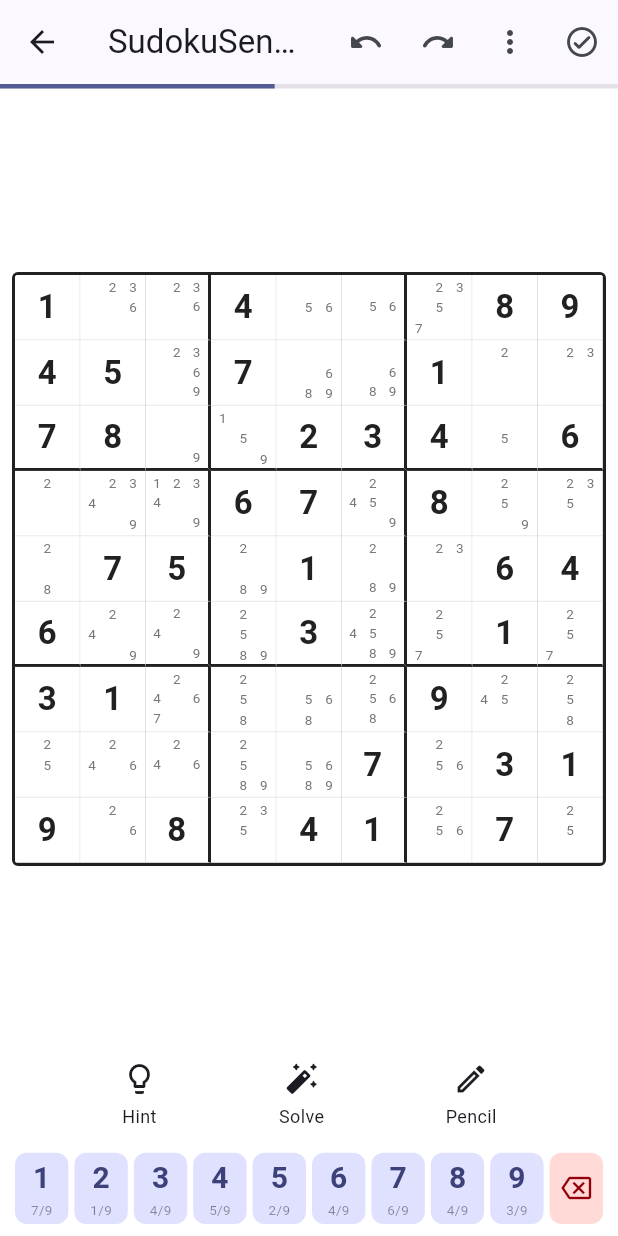
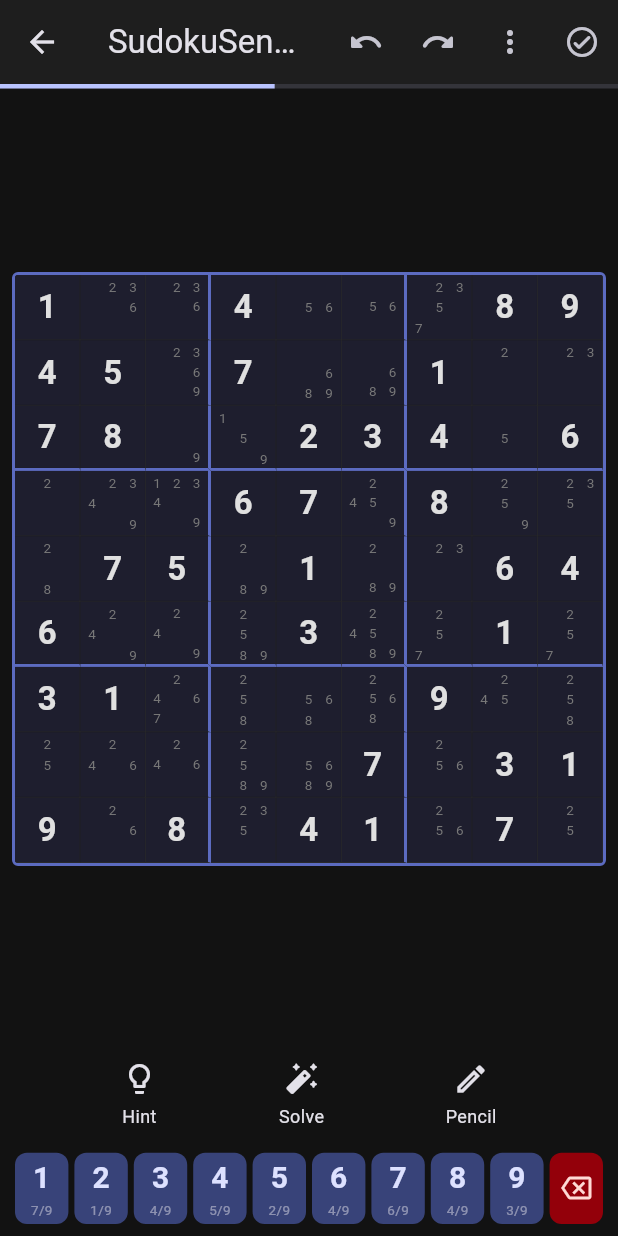
Before and after one commit to MoneyMinders/SudokuSense, a Flutter app: the screen it shows after launch, after a tap on "Random Puzzle", on a phone screen of 412 x 824 dp. Run offline on Flutter 3.47's test engine with Material 3 defaults, Android fonts, the phone set to English and light mode, and no system bars; our stand-ins replace image_picker; missing offline and left inert: google_mlkit_text_recognition.

Commit message:
style: Switch to dark-mode-only with pastel indigo accents
- App theme: dark Material 3 with #9FA8DA seed color
- Grid: dark cells (#1E1E2E), soft indigo box borders (#5C6BC0)
- Text: light gray clues (#E0E0E0), pastel indigo user values (#9FA8DA)
- Difficulty badges: pastel green/amber/orange/red/purple
- HTML mockups regenerated with full dark theme
- Premium, modern aesthetic throughout

Co-Authored-By: Claude Opus 4.6 (1M context) <noreply@anthropic.com>

```diff
--- a/lib/app.dart
+++ b/lib/app.dart
@@ -11,17 +11,26 @@ class SudokuSenseApp extends StatelessWidget {
     return MaterialApp(
       title: 'SudokuSense',
       debugShowCheckedModeBanner: false,
+      themeMode: ThemeMode.dark,
+      darkTheme: ThemeData(
+        colorScheme: ColorScheme.fromSeed(
+          seedColor: const Color(0xFF9FA8DA), // Soft indigo pastel
+          brightness: Brightness.dark,
+        ),
+        useMaterial3: true,
+        scaffoldBackgroundColor: const Color(0xFF121212),
+        appBarTheme: const AppBarTheme(
+          centerTitle: true,
+          elevation: 0,
+          backgroundColor: Color(0xFF1E1E1E),
+        ),
+      ),
       theme: ThemeData(
         colorScheme: ColorScheme.fromSeed(
-          seedColor: const Color(0xFF1A237E),
+          seedColor: const Color(0xFF9FA8DA),
           brightness: Brightness.light,
         ),
         useMaterial3: true,
-        scaffoldBackgroundColor: Colors.white,
-        appBarTheme: const AppBarTheme(
-          centerTitle: true,
-          elevation: 0,
-        ),
       ),
       initialRoute: '/',
       routes: {
--- a/lib/utils/constants.dart
+++ b/lib/utils/constants.dart
@@ -2,29 +2,32 @@ import 'package:flutter/material.dart';
 import '../models/hint_result.dart';
 
 class AppColors {
-  static const Color primaryBlue = Color(0xFF1A237E);
-  static const Color selectedCell = Color(0xFFBBDEFB);
-  static const Color highlightedRegion = Color(0xFFF5F5F5);
-  static const Color fixedText = Color(0xFF212121);
-  static const Color userText = Color(0xFF1565C0);
-  static const Color errorBackground = Color(0x33F44336);
-  static const Color hintHighlight = Color(0x4DFFEB3B);
-  static const Color gridBorderThick = Color(0xFF212121);
-  static const Color gridBorderThin = Color(0xFFBDBDBD);
-  static const Color candidateText = Color(0xFF757575);
+  // Dark theme colors — soft pastel accents on dark surface
+  static const Color primaryBlue = Color(0xFF9FA8DA);    // Soft indigo pastel
+  static const Color selectedCell = Color(0xFF2A2D3E);   // Subtle dark highlight
+  static const Color highlightedRegion = Color(0xFF1A1C2A); // Very subtle region
+  static const Color fixedText = Color(0xFFE0E0E0);     // Light gray for clues
+  static const Color userText = Color(0xFF9FA8DA);       // Pastel indigo for user values
+  static const Color errorBackground = Color(0x33EF5350); // Muted red tint
+  static const Color hintHighlight = Color(0x3381C784);  // Soft green tint
+  static const Color gridBorderThick = Color(0xFF5C6BC0); // Indigo border
+  static const Color gridBorderThin = Color(0xFF333333); // Subtle dark gray
+  static const Color candidateText = Color(0xFF787878);  // Muted gray
+  static const Color cellBackground = Color(0xFF1E1E2E); // Dark cell bg
+  static const Color surfaceColor = Color(0xFF121212);   // App background
 
   static Color difficultyColor(Difficulty difficulty) {
     switch (difficulty) {
       case Difficulty.easy:
-        return Colors.green;
+        return const Color(0xFF81C784);  // Pastel green
       case Difficulty.medium:
-        return Colors.amber.shade700;
+        return const Color(0xFFFFD54F);  // Soft amber
       case Difficulty.hard:
-        return Colors.orange;
+        return const Color(0xFFFFB74D);  // Soft orange
       case Difficulty.expert:
-        return Colors.red;
+        return const Color(0xFFE57373);  // Soft red
       case Difficulty.evil:
-        return Colors.purple;
+        return const Color(0xFFCE93D8);  // Pastel purple
     }
   }
 
--- a/lib/widgets/cell_widget.dart
+++ b/lib/widgets/cell_widget.dart
@@ -23,7 +23,7 @@ class CellWidget extends StatelessWidget {
     if (isHinted) return AppColors.hintHighlight;
     if (isSelected) return AppColors.selectedCell;
     if (isHighlighted) return AppColors.highlightedRegion;
-    return Colors.white;
+    return AppColors.cellBackground;
   }
 
   @override
```
Also changed, not shown: 1 other file.
